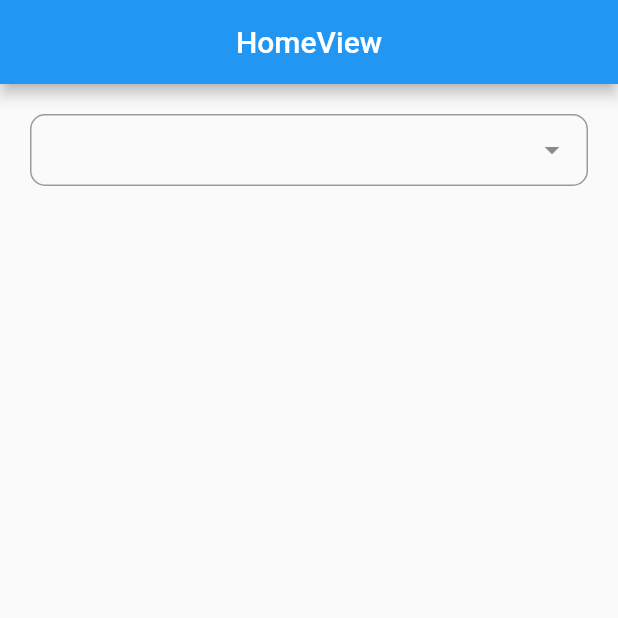
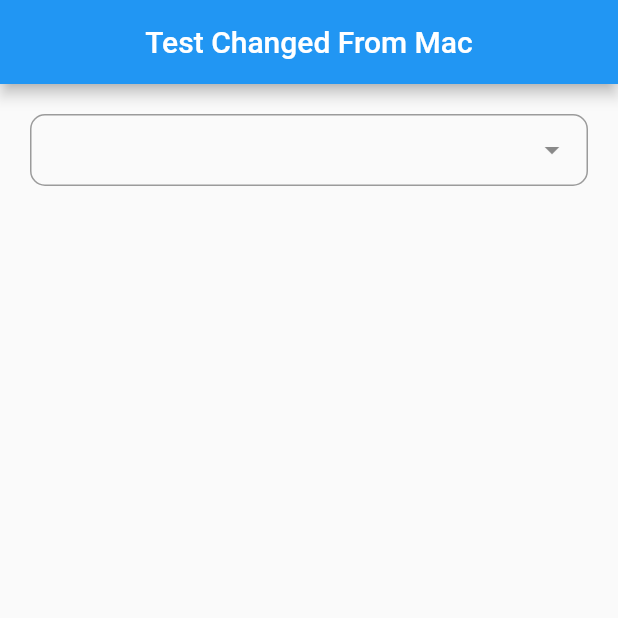
Before and after one commit to makayasa/ongkir, a Flutter app: the screen it shows after launch, on a phone screen of 412 x 824 dp, the top half of it. Run offline on Flutter 3.47's test engine with Material 2 defaults, Android fonts, the phone set to English and light mode, and no system bars; drawn by our look-alikes of dropdown_search; our stand-ins replace get.

Commit message:
ganti text apbar

```diff
--- a/lib/app/modules/home/views/home_view.dart
+++ b/lib/app/modules/home/views/home_view.dart
@@ -12,7 +12,7 @@ class HomeView extends GetView<HomeController> {
   Widget build(BuildContext context) {
     return Scaffold(
       appBar: AppBar(
-        title: Text('HomeView'),
+        title: Text('Test Changed From Mac'),
         centerTitle: true,
       ),
       body: ListView(
```
